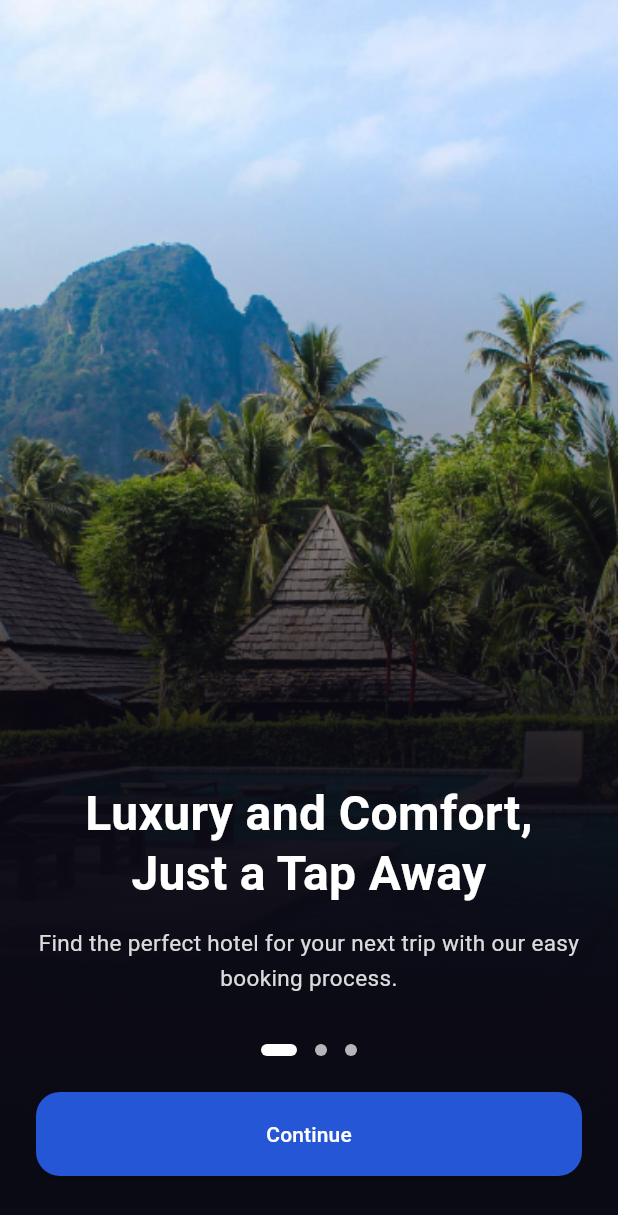
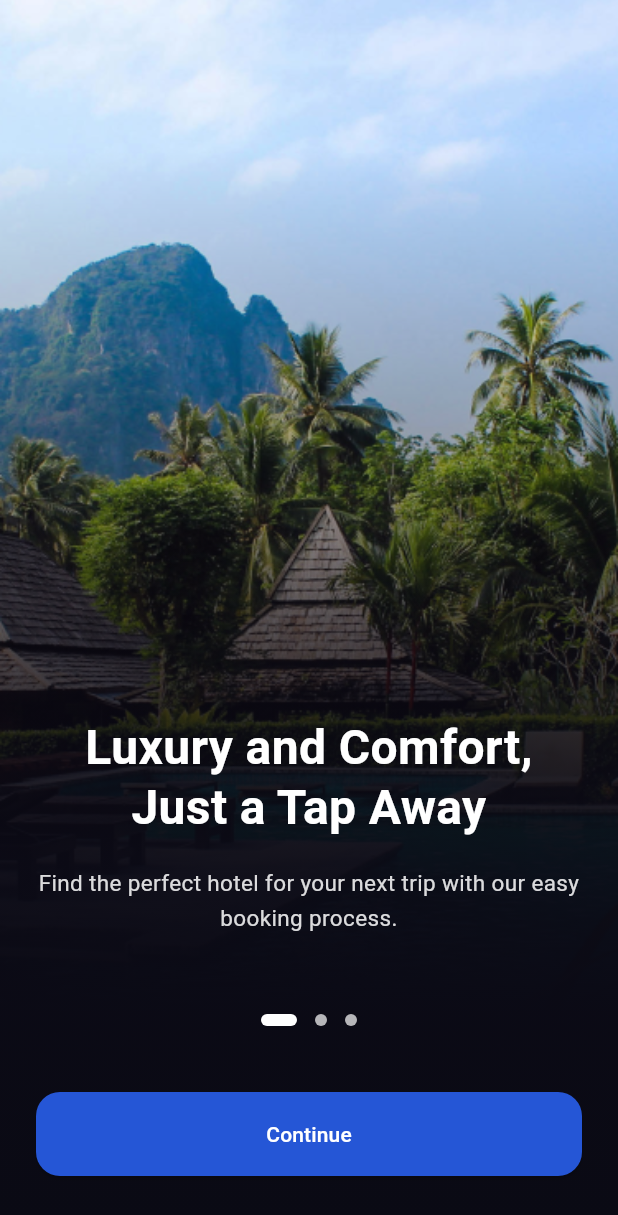
Before and after one commit to Kingjohneycodey/hotel-booking-app, a Flutter app: the screen it shows after launch, on a phone screen of 412 x 824 dp. Shown: the top 1215 px of the screen. Run offline on Flutter 3.47's test engine with Material 3 defaults, Android fonts, the phone set to English and light mode, and no system bars; our stand-ins replace flutter_riverpod, go_router, shared_preferences.

Commit message:
updated onboarding page

```diff
--- a/lib/features/onboarding/view/onboarding_screen.dart
+++ b/lib/features/onboarding/view/onboarding_screen.dart
@@ -115,7 +115,7 @@ class _OnboardingScreenState extends State<OnboardingScreen> {
                 return Align(
                   alignment: Alignment.bottomCenter,
                   child: Padding(
-                    padding: const EdgeInsets.fromLTRB(24, 0, 24, 160),
+                    padding: const EdgeInsets.fromLTRB(24, 0, 24, 200),
                     child: Column(
                       mainAxisSize: MainAxisSize.min,
                       crossAxisAlignment: CrossAxisAlignment.center,
@@ -130,7 +130,7 @@ class _OnboardingScreenState extends State<OnboardingScreen> {
                             height: 1.25,
                           ),
                         ),
-                        const SizedBox(height: 16),
+                        const SizedBox(height: 20),
                         Text(
                           page.description,
                           textAlign: TextAlign.center,
@@ -152,7 +152,7 @@ class _OnboardingScreenState extends State<OnboardingScreen> {
           Positioned(
             left: 0,
             right: 0,
-            bottom: 120,
+            bottom: 140,
             child: Row(
               mainAxisAlignment: MainAxisAlignment.center,
               children: List.generate(_pages.length, (index) {
```
